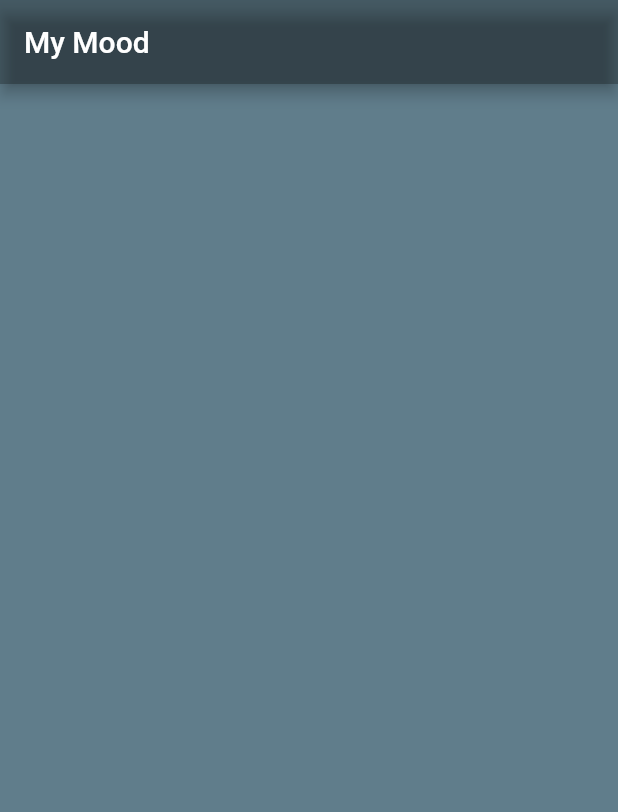
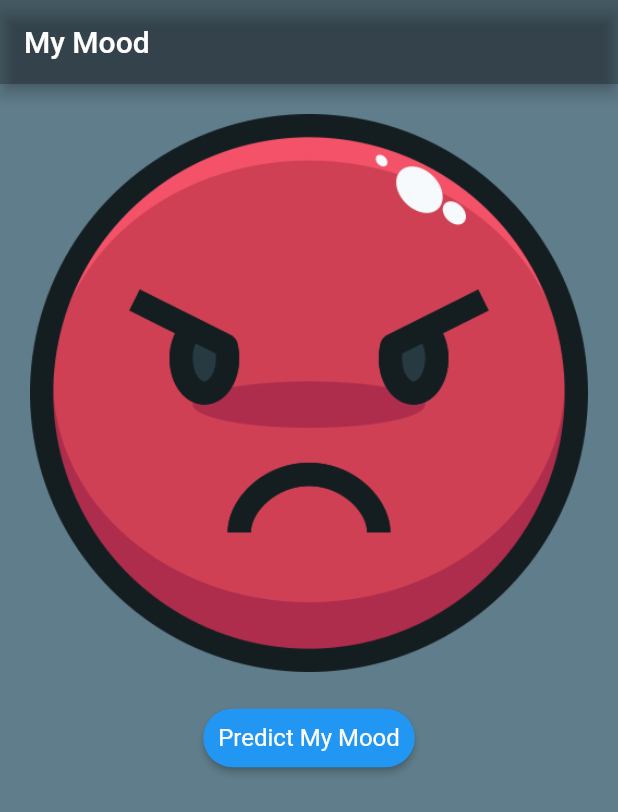
Before and after one commit to parvezahmed404/PredictMyMoodApp, a Flutter app: the screen it shows after launch, on a phone screen of 412 x 824 dp. Shown: the top 812 px of the screen. Run offline on Flutter 3.47's test engine with Material 2 defaults, Android fonts, the phone set to English and light mode, and no system bars.

Commit message:
first commit

```diff
--- a/lib/main.dart
+++ b/lib/main.dart
@@ -1,10 +1,8 @@
-// ignore_for_file: prefer_const_constructors, use_key_in_widget_constructors, library_private_types_in_public_api
-
 import 'dart:math';
 
 import 'package:flutter/material.dart';
 
-void main() => runApp(MyApp());
+void main() => runApp(const MyApp());
 
 class MyApp extends StatelessWidget {
   const MyApp({Key? key}) : super(key: key);
@@ -16,7 +14,7 @@ class MyApp extends StatelessWidget {
       home: Scaffold(
         backgroundColor: Colors.blueGrey,
         appBar: AppBar(
-          title: Text('My Mood'),
+          title: const Text('My Mood'),
           backgroundColor: Colors.black26,
         ),
         body: MyMoodPage(),
@@ -25,11 +23,60 @@ class MyApp extends StatelessWidget {
   }
 }
 
-class MyMoodPage extends StatelessWidget {
-  const MyMoodPage({Key? key}) : super(key: key);
+class MyMoodPage extends StatefulWidget {
+  const MyMoodPage({super.key});
+
+  @override
+  State<MyMoodPage> createState() => _MyMoodPageState();
+}
+
+class _MyMoodPageState extends State<MyMoodPage> {
+  late String moodName;
+  @override
+  void initState() {
+    changeMyMoode();
+    super.initState();
+  }
+
+  void changeMyMoode() {
+    setState(() {
+      moodName = (Random().nextInt(5) + 1).toString();
+    });
+  }
 
   @override
   Widget build(BuildContext context) {
-    return Container();
+    return Column(
+      children: [
+        Padding(
+          padding: const EdgeInsets.all(20),
+          child: AnimatedSwitcher(
+            duration: const Duration(milliseconds: 500),
+            transitionBuilder: (child, animation) {
+              return FadeTransition(
+                opacity: animation,
+                child: child,
+              );
+            },
+            child: Image.asset(
+              "images/$moodName.png",
+              key: ValueKey<String>(moodName),
+            ),
+          ),
+        ),
+        ElevatedButton(
+          onPressed: () => changeMyMoode(),
+          style: ElevatedButton.styleFrom(
+            backgroundColor: Colors.blue,
+            textStyle: const TextStyle(fontSize: 16),
+            padding: const EdgeInsets.all(10),
+            shape: RoundedRectangleBorder(
+              borderRadius: BorderRadius.circular(20),
+            ),
+          ),
+          child: const Text("Predict My Mood"),
+        ),
+      ],
+    );
   }
 }
```
Also changed, not shown: images/1.png (renamed from images/angry.png), images/2.png (renamed from images/happy.png), images/3.png (renamed from images/laughing.png), images/4.png (renamed from images/romantic.png), images/5.png (renamed from images/sad.png), pubspec.lock, 1 other file.
